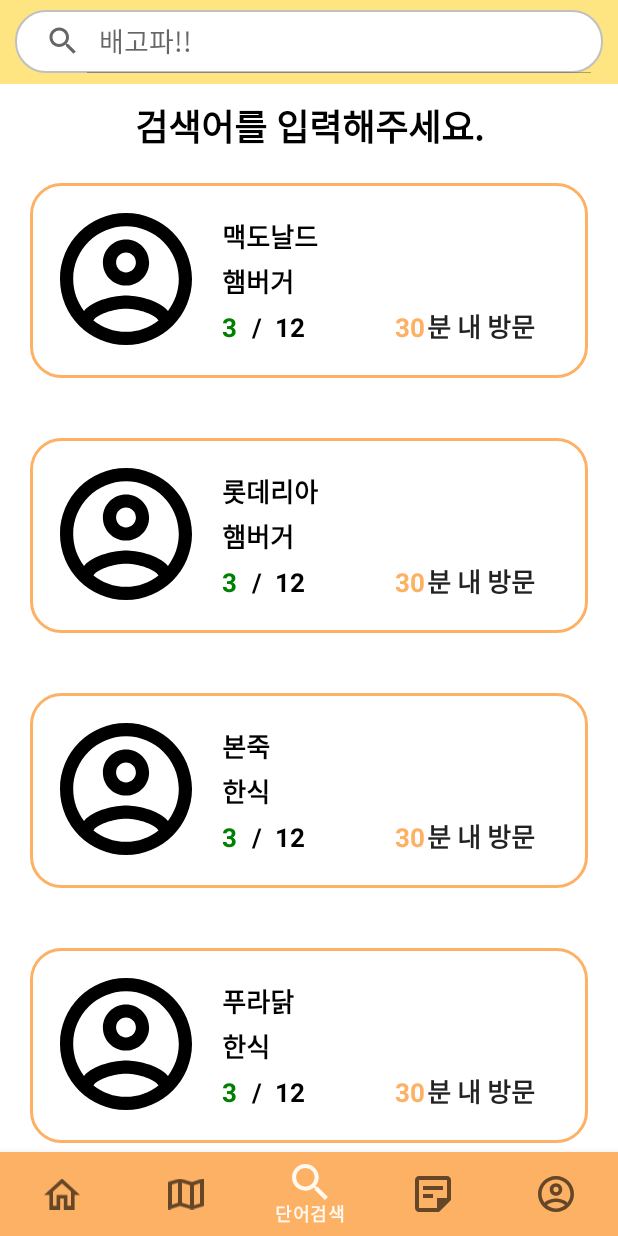
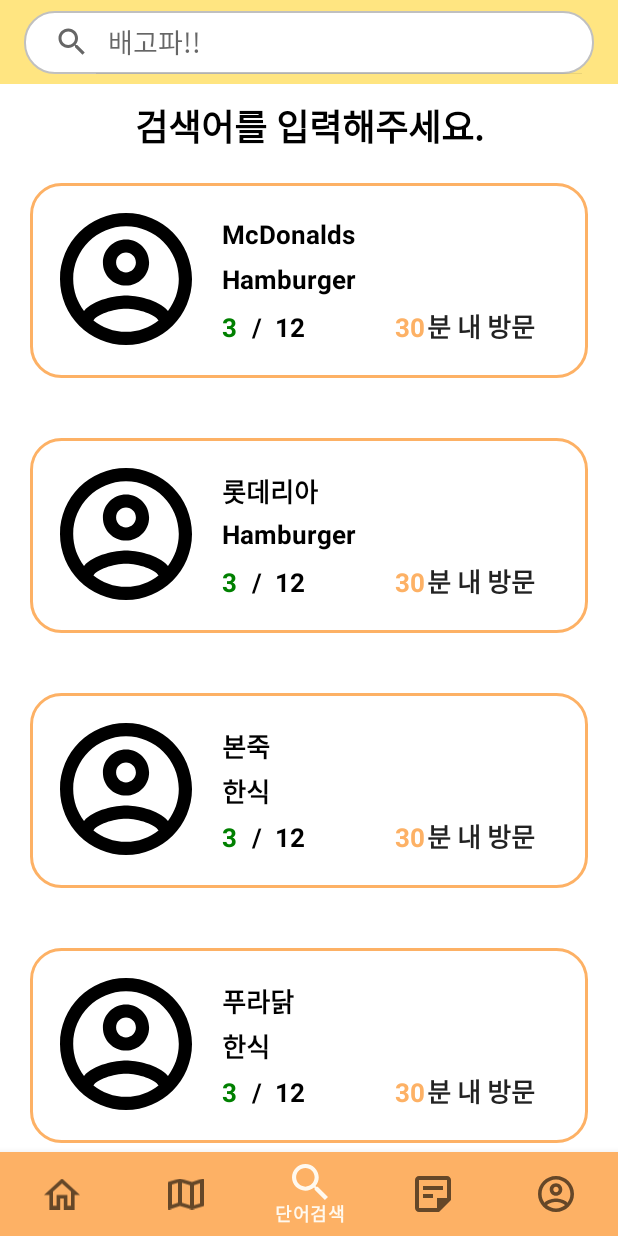
Before and after one commit to ajou-swe-2022/Android, an Android app: the screen it shows after launch (MainActivity), item 3 of the bottom bar chosen, on a phone screen of 412 x 824 dp. Run offline under Robolectric (Android 15) with nearby library versions, the phone set to English and light mode, and no system bars.

Commit message:
상단 툴바 통해서 검색기능 추가

```diff
--- a/Waguwagu/app/src/main/java/com/example/waguwagu/MainActivity.kt
+++ b/Waguwagu/app/src/main/java/com/example/waguwagu/MainActivity.kt
@@ -4,8 +4,8 @@
 import androidx.appcompat.app.AppCompatActivity
 import android.os.Bundle
 import android.util.Log
+import androidx.appcompat.widget.SearchView
 import androidx.fragment.app.Fragment
-import com.example.waguwagu.databinding.ActivityMainBinding
 import com.example.waguwagu.ui.home.*
 import com.example.waguwagu.ui.mymenu.*
 import com.example.waguwagu.ui.orderlist.*
@@ -14,15 +14,12 @@
 
 class MainActivity : AppCompatActivity()  {
 
-    lateinit var binding : ActivityMainBinding
     val searchbarFragment = SearchbarFragment()
 
     override fun onCreate(savedInstanceState: Bundle?) {
         super.onCreate(savedInstanceState)
-        binding = ActivityMainBinding.inflate(layoutInflater)
-        val toolbar = findViewById<androidx.appcompat.widget.Toolbar>(R.id.my_toolbar)
         setContentView(R.layout.activity_main)
-        setSupportActionBar(toolbar)
+        var searchview : SearchView = findViewById(R.id.search_view)
 
         // 하단 탭이 눌렸을 때 화면을 전환하기 위해선 이벤트 처리하기 위해 BottomNavigationView 객체 생성
         var bnv_main = findViewById(R.id.bnv_main) as BottomNavigationView
@@ -57,16 +54,18 @@
 
             selectedItemId = R.id.home
             // searchview 읽어들일 수가 없음
-            binding.searchView.setOnQueryTextListener(object : androidx.appcompat.widget.SearchView.OnQueryTextListener {
-                override fun onQueryTextSubmit(p0: String): Boolean {
-                    setDataAtFragment(searchbarFragment, p0)
-                    Log.d("tag", "text submit")
+
+
+            searchview.setOnQueryTextListener(object : SearchView.OnQueryTextListener {
+                override fun onQueryTextSubmit(query: String?): Boolean {
+                    setDataAtFragment(searchbarFragment, query)
                     supportFragmentManager.beginTransaction().replace(R.id.fl_container, searchbarFragment).commit()
+                    selectedItemId = R.id.searchbar
                     return true
                 }
 
-                override fun onQueryTextChange(p0: String): Boolean {
-                    return true
+                override fun onQueryTextChange(newText: String?): Boolean {
+                    return false
                 }
             })
 
@@ -75,10 +74,9 @@
 
     }
 
-    fun setDataAtFragment(fragment: Fragment, string: String){
+    fun setDataAtFragment(fragment: Fragment, string: String?){
         val bundle = Bundle()
         bundle.putString("query", string)
-        Log.d("tag", "text submit")
 
         fragment.arguments = bundle
     }
--- a/Waguwagu/app/src/main/java/com/example/waguwagu/ui/searchbar/SearchbarFragment.kt
+++ b/Waguwagu/app/src/main/java/com/example/waguwagu/ui/searchbar/SearchbarFragment.kt
@@ -5,7 +5,9 @@
 import android.view.LayoutInflater
 import android.view.View
 import android.view.ViewGroup
+import androidx.appcompat.widget.SearchView
 import androidx.fragment.app.Fragment
+import com.example.waguwagu.R
 import com.example.waguwagu.SearchAdapter
 import com.example.waguwagu.databinding.FragmentSearchbarBinding
 import com.example.waguwagu.model.data.SearchData
@@ -14,16 +16,16 @@
 class SearchbarFragment : Fragment() {
 
     lateinit var binding : FragmentSearchbarBinding
-    val searched_data = mutableListOf<SearchData>()
 
     override fun onCreateView(inflater: LayoutInflater, container: ViewGroup?, savedInstanceState: Bundle? ): View? {
         val binding = FragmentSearchbarBinding.inflate(inflater, container, false)
         val datas = mutableListOf<SearchData>()
-        val searchkey = arguments?.getString("query")
+        val searched_data = mutableListOf<SearchData>()
+        var searchkey = arguments?.getString("query")
 
         datas.apply {
-            add(SearchData("맥도날드", "햄버거", 3, 12, 30))
-            add(SearchData("롯데리아", "햄버거", 3, 12, 30))
+            add(SearchData("McDonalds", "Hamburger", 3, 12, 30))
+            add(SearchData("롯데리아", "Hamburger", 3, 12, 30))
             add(SearchData("본죽", "한식", 3, 12, 30))
             add(SearchData("푸라닭", "한식", 3, 12, 30))
             add(SearchData("팔달관매점", "호텔", 3, 12, 30))
@@ -43,6 +45,7 @@
                 binding.searchRecyclerview.adapter = SearchAdapter(searched_data)
                 binding.resultText.setVisibility(View.GONE)
             } else {
+                binding.resultText.setVisibility(View.VISIBLE)
                 binding.resultText.text = "일치하는 음식점이 없습니다."
             }
         }
--- a/Waguwagu/app/src/main/res/layout/activity_main.xml
+++ b/Waguwagu/app/src/main/res/layout/activity_main.xml
@@ -6,28 +6,37 @@
     android:layout_height="match_parent"
     tools:context=".MainActivity">
 
+
     <androidx.appcompat.widget.Toolbar
-        android:id="@+id/my_toolbar"
         android:layout_width="match_parent"
         android:layout_height="?attr/actionBarSize"
+        app:contentInsetStart="0dp"
         app:layout_constraintStart_toStartOf="parent"
         app:layout_constraintTop_toTopOf="parent"
-        android:background="@color/lemon"
-        app:contentInsetStart="10dp"
-        app:contentInsetEnd="10dp"
-        android:focusableInTouchMode="true">
+        android:background="@color/lemon">
+
+
+        <androidx.constraintlayout.widget.ConstraintLayout
+            android:layout_marginTop="7dp"
+            android:layout_width="match_parent"
+            android:layout_height="match_parent"
+            android:paddingStart="16dp"
+            android:paddingEnd="16dp">
 
     <androidx.appcompat.widget.SearchView
         android:id="@+id/search_view"
         android:layout_width="match_parent"
         android:layout_height="42dp"
-                app:layout_constraintBottom_toBottomOf="parent"
         app:layout_constraintEnd_toEndOf="parent"
         app:layout_constraintTop_toTopOf="parent"
         app:iconifiedByDefault="false"
         android:background="@drawable/button_round"
         app:queryHint="배고파!!" />
+
+        </androidx.constraintlayout.widget.ConstraintLayout>
     </androidx.appcompat.widget.Toolbar>
+
+
 
     <FrameLayout android:layout_width="0dp"
         android:layout_height="0dp"
@@ -37,9 +46,14 @@
         app:layout_constraintLeft_toLeftOf="parent"
         app:layout_constraintRight_toRightOf="parent"/>
 
-    <com.google.android.material.bottomnavigation.BottomNavigationView android:layout_width="0dp"
-        android:layout_height="?attr/actionBarSize" android:id="@+id/bnv_main" android:background="#FDB165"
-        app:menu="@menu/navi_menu" app:layout_constraintBottom_toBottomOf="parent"
-        app:layout_constraintLeft_toLeftOf="parent" app:layout_constraintRight_toRightOf="parent"/>
+    <com.google.android.material.bottomnavigation.BottomNavigationView
+        android:layout_width="0dp"
+        android:layout_height="?attr/actionBarSize"
+        android:id="@+id/bnv_main"
+        android:background="#FDB165"
+        app:menu="@menu/navi_menu"
+        app:layout_constraintBottom_toBottomOf="parent"
+        app:layout_constraintLeft_toLeftOf="parent"
+        app:layout_constraintRight_toRightOf="parent"/>
 
 </androidx.constraintlayout.widget.ConstraintLayout>
```
Lines whose indentation alone changed are shown as unchanged.
